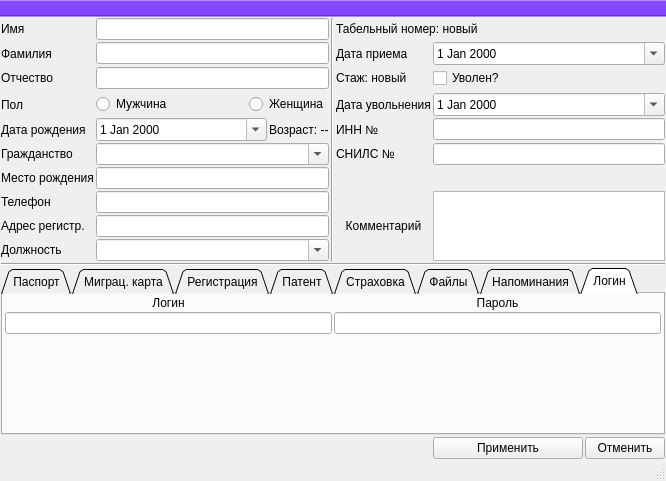
Above: ui/add_work.ui from Meller008/CRM-Avi before the change. Below: the same form after it.
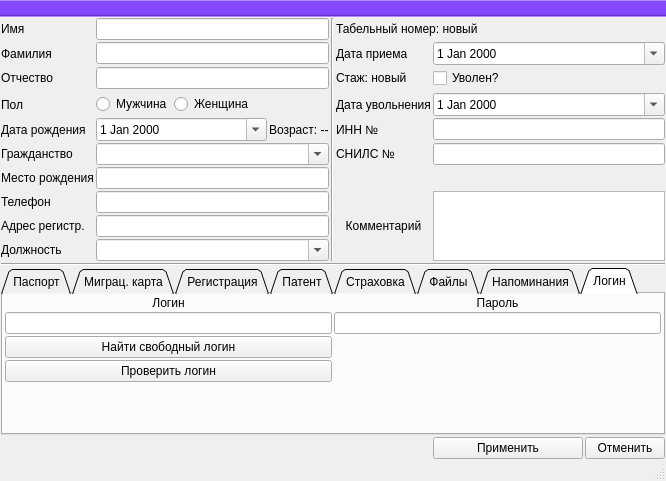
That is the form after the change. The open tabs and pages were chosen to show the change.

```diff
--- a/ui/add_work.ui
+++ b/ui/add_work.ui
@@ -30,13 +30,6 @@
     <property name="spacing">
      <number>2</number>
     </property>
-    <item row="6" column="2" colspan="2">
-     <widget class="QRadioButton" name="rb_sex_f">
-      <property name="text">
-       <string>Женщина</string>
-      </property>
-     </widget>
-    </item>
     <item row="7" column="0">
      <widget class="QLabel" name="label_4">
       <property name="text">
@@ -242,13 +235,6 @@
       </property>
      </widget>
     </item>
-    <item row="6" column="1">
-     <widget class="QRadioButton" name="rb_sex_m">
-      <property name="text">
-       <string>Мужчина</string>
-      </property>
-     </widget>
-    </item>
     <item row="1" column="0" rowspan="2">
      <widget class="QLabel" name="label_2">
       <property name="text">
@@ -1029,14 +1015,7 @@
           </property>
          </widget>
         </item>
-        <item row="0" column="0">
-         <widget class="QLabel" name="label_30">
-          <property name="text">
-           <string>&lt;html&gt;&lt;head/&gt;&lt;body&gt;&lt;p align=&quot;center&quot;&gt;Логин&lt;/p&gt;&lt;/body&gt;&lt;/html&gt;</string>
-          </property>
-         </widget>
-        </item>
-        <item row="2" column="0">
+        <item row="4" column="0">
          <spacer name="verticalSpacer_2">
           <property name="orientation">
            <enum>Qt::Vertical</enum>
@@ -1059,6 +1038,27 @@
           </property>
          </widget>
         </item>
+        <item row="0" column="0">
+         <widget class="QLabel" name="label_30">
+          <property name="text">
+           <string>&lt;html&gt;&lt;head/&gt;&lt;body&gt;&lt;p align=&quot;center&quot;&gt;Логин&lt;/p&gt;&lt;/body&gt;&lt;/html&gt;</string>
+          </property>
+         </widget>
+        </item>
+        <item row="2" column="0">
+         <widget class="QPushButton" name="pushButton_16">
+          <property name="text">
+           <string>Найти свободный логин</string>
+          </property>
+         </widget>
+        </item>
+        <item row="3" column="0">
+         <widget class="QPushButton" name="pushButton_17">
+          <property name="text">
+           <string>Проверить логин</string>
+          </property>
+         </widget>
+        </item>
        </layout>
       </widget>
      </widget>
@@ -1091,6 +1091,37 @@
       </property>
      </widget>
     </item>
+    <item row="6" column="1" colspan="3">
+     <layout class="QHBoxLayout" name="horizontalLayout_2">
+      <item>
+       <widget class="QRadioButton" name="rb_sex_m">
+        <property name="text">
+         <string>Мужчина</string>
+        </property>
+       </widget>
+      </item>
+      <item>
+       <widget class="QRadioButton" name="rb_sex_f">
+        <property name="text">
+         <string>Женщина</string>
+        </property>
+       </widget>
+      </item>
+      <item>
+       <spacer name="horizontalSpacer_2">
+        <property name="orientation">
+         <enum>Qt::Horizontal</enum>
+        </property>
+        <property name="sizeHint" stdset="0">
+         <size>
+          <width>40</width>
+          <height>20</height>
+         </size>
+        </property>
+       </spacer>
+      </item>
+     </layout>
+    </item>
    </layout>
    <zorder>label_3</zorder>
    <zorder>le_info_last_name</zorder>
```
Left out of the diff: 277 changed lines with no effect on the pictures.
